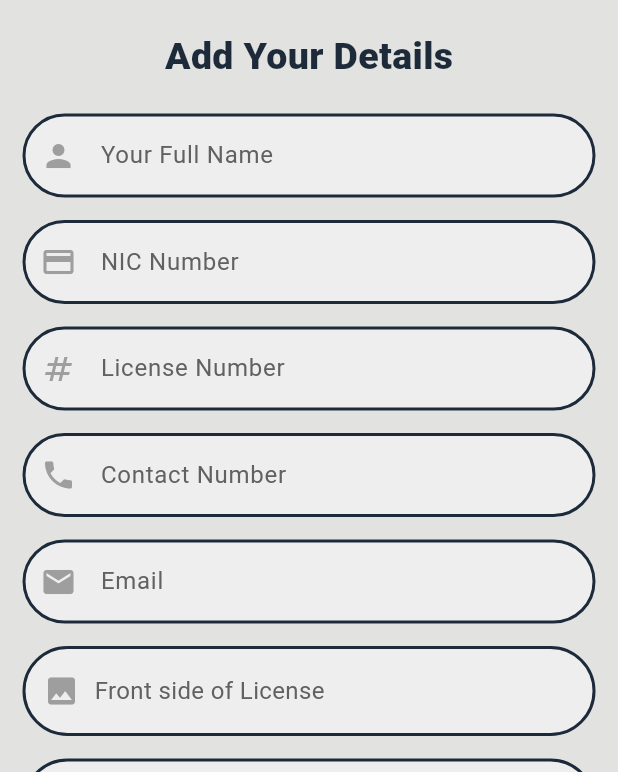
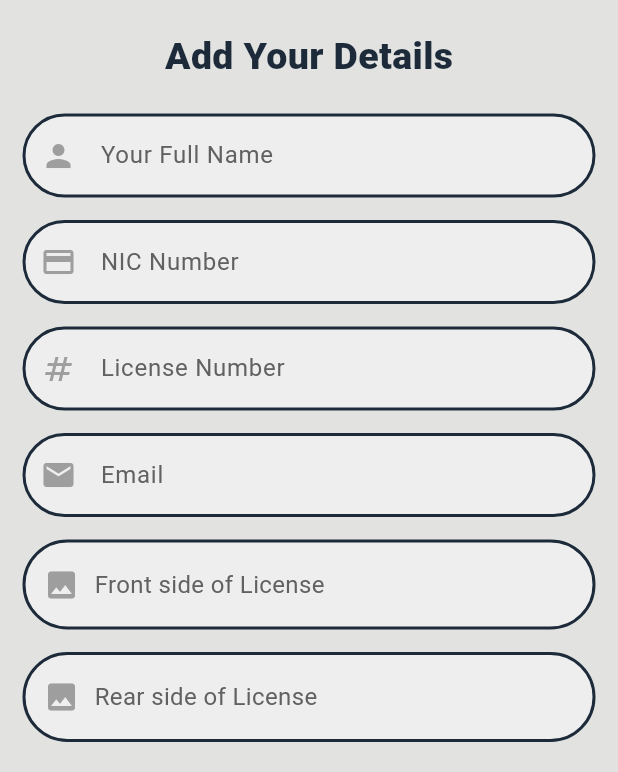
Before and after one commit to bawantha2001/tuk_tuk_driver, a Flutter app: the RegisterScreen screen opened directly with empty values, on a phone screen of 412 x 824 dp, the part 464-1236 px from its top. Run offline on Flutter 3.47's test engine with Material 3 defaults, Android fonts, the light colour scheme and no system bars; our stand-ins replace assets_audio_player, email_validator, firebase_auth, firebase_core, firebase_database, firebase_messaging and 10 more; missing offline and left inert: dart:ffi, flutter_geofire, flutter_polyline_points; accounts and stored records are empty; network calls fail.

Commit message:
fixed bugs and finish level 80%

```diff
--- a/lib/main.dart
+++ b/lib/main.dart
@@ -4,6 +4,7 @@ import 'package:get/get_navigation/src/root/get_material_app.dart';
 import 'package:provider/provider.dart';
 import 'package:tuk_tuk_project_driver/infoHandler/App_info.dart';
 import 'package:tuk_tuk_project_driver/screens/login_screen.dart';
+import 'package:tuk_tuk_project_driver/screens/wrapper.dart';
 
 Future<void> main() async{
   WidgetsFlutterBinding.ensureInitialized();
@@ -36,7 +37,7 @@ class MyApp extends StatelessWidget {
           colorScheme: ColorScheme.fromSeed(seedColor: Colors.deepPurple),
           useMaterial3: true,
         ),
-        home: LoginScreen(),
+        home: Wrapper(),
       ),
     );
   }
--- a/lib/models/driver_data.dart
+++ b/lib/models/driver_data.dart
@@ -9,6 +9,7 @@ class DriverData{
   String? car_model;
   String? car_number;
   String? car_type;
+  String? carImage;
 
 
   DriverData({
@@ -20,7 +21,8 @@ class DriverData{
     this.email,
     this.car_model,
     this.car_number,
-    this. car_type
+    this. car_type,
+    this.carImage
 
   });
 }
--- a/lib/pushNotification/push_notification_system.dart
+++ b/lib/pushNotification/push_notification_system.dart
@@ -43,6 +43,7 @@ class PushNotifcationSystem{
 
       if(event.snapshot.value=="waiting"||event.snapshot.value==firebaseAuth.currentUser!.uid){
 
+        Fluttertoast.showToast(msg: "msg");
         FirebaseDatabase.instance.ref().child("All Ride Request").child(userRideRequestId).once().then((snapData)
         {
           if(snapData.snapshot.value!=null)
@@ -84,9 +85,9 @@ class PushNotifcationSystem{
           }
         });
       }
-      else{
+      else if(event.snapshot.value!="waiting"||event.snapshot.value!=firebaseAuth.currentUser!.uid){
         Fluttertoast.showToast(msg:"This Ride Request has been cancelled.");
-        //Navigator.pop(context);
+        Navigator.pop(context);
       }
     });
   }
--- a/lib/screens/register_screen.dart
+++ b/lib/screens/register_screen.dart
@@ -307,6 +307,7 @@ class _RegisterScreenState extends State<RegisterScreen> {
                                   ),
                                   prefixIcon: Icon(Icons.numbers_sharp, color: Colors.grey),
                                 ),
+
                                 autovalidateMode: AutovalidateMode.onUserInteraction,
                                 validator: (text) {
                                   if (text == null || text.isEmpty) {
@@ -324,56 +325,7 @@ class _RegisterScreenState extends State<RegisterScreen> {
                                   licenseTextEdittingcont .text = text;
                                 }),
                               ),
-                              SizedBox(height: 15),
-                              TextFormField(
-                                inputFormatters: [
-                                  LengthLimitingTextInputFormatter(50)
-                                ],
-                                decoration: InputDecoration(
-                                  hintText: 'Contact Number',
-                                  hintStyle: TextStyle(color: Colors.grey[700]),
-                                  filled: true,
-                                  fillColor: Colors.grey.shade200,
-                                  enabledBorder: OutlineInputBorder(
-                                    borderRadius: BorderRadius.circular(40),
-                                    borderSide: BorderSide(
-                                      color: Color.fromRGBO(28, 42, 58, 1),
-                                      width: 2.0,
-                                    ),
-                                  ),
-                                  focusedBorder: OutlineInputBorder(
-                                    borderRadius: BorderRadius.circular(40),
-                                    borderSide: BorderSide(
-                                      color: Color.fromRGBO(28, 42, 58, 1),
-                                      width: 2.0,
-                                    ),
-                                  ),
-                                  border: OutlineInputBorder(
-                                    borderRadius: BorderRadius.circular(40),
-                                    borderSide: BorderSide(
-                                      width: 0,
-                                      style: BorderStyle.solid,
-                                    ),
-                                  ),
-                                  prefixIcon: Icon(Icons.phone, color: Colors.grey),
-                                ),
-                                autovalidateMode: AutovalidateMode.onUserInteraction,
-                                validator: (text) {
-                                  if (text == null || text.isEmpty) {
-                                    return 'Contact can\'t be empty';
-                                  }
-                                  if (text.length < 2) {
-                                    return 'Please enter a valid Contact Number';
-                                  }
-                                  if (text.length > 10) {
-                                    return 'Contact can\'t be more than 10';
-                                  }
-                                  return null;
-                                },
-                                onChanged: (text) => setState(() {
-                                  nameTextEdittingcont.text = text;
-                                }),
-                              ),
+
                               SizedBox(height: 15),
                               TextFormField(
                                 inputFormatters: [
--- a/lib/screens/wrapper.dart
+++ b/lib/screens/wrapper.dart
@@ -17,11 +17,9 @@ class _WrapperState extends State<Wrapper> {
   void initState() {
       AssistanntMethods.isLogedIn().then((onValue){
         if(onValue){
-          print("hi1");
           Navigator.pushReplacement(context, MaterialPageRoute(builder: (context) => Main_screen()));
         }
         else{
-          print("hi2");
           Navigator.pushReplacement(context, MaterialPageRoute(builder: (context) => LoginScreen()));
         }
       });
--- a/lib/widgets/fare_amount_collection_dialog.dart
+++ b/lib/widgets/fare_amount_collection_dialog.dart
@@ -1,5 +1,6 @@
 import 'package:flutter/material.dart';
 import 'package:tuk_tuk_project_driver/screens/login_screen.dart';
+import 'package:tuk_tuk_project_driver/screens/wrapper.dart';
 
 class FareAmountCollectionDialog extends StatefulWidget {
   double? totalFareAmount;
@@ -58,7 +59,7 @@ class _FareAmountCollectionDialogState extends State<FareAmountCollectionDialog>
                   ),
                   onPressed: (){
                     Future.delayed(Duration(milliseconds: 2000),(){
-                      Navigator.push(context,MaterialPageRoute(builder: (c)=>LoginScreen()));
+                      Navigator.push(context,MaterialPageRoute(builder: (c)=>Wrapper()));
                     });
                   },
                   child: Row(
--- a/lib/widgets/progress_dialog.dart
+++ b/lib/widgets/progress_dialog.dart
@@ -10,9 +10,7 @@ class ProgressDialog extends StatefulWidget {
 class _ProgressDialogState extends State<ProgressDialog> {
   @override
   Widget build(BuildContext context) {
-    return WillPopScope(
-      onWillPop: ()async => false,
-      child: Column(
+    return Column(
       mainAxisAlignment: MainAxisAlignment.center,
       children: [
         Container(
@@ -33,7 +31,6 @@ class _ProgressDialogState extends State<ProgressDialog> {
           ),
         ),
       ],
-      ),
     );
   }
 }
```
Also changed, not shown: lib/pushNotification/notification_dialog_box.dart (+5 -8 lines), lib/screens/car_info_screen.dart (+9 -0 lines), lib/screens/new_trip_screen.dart (+31 -31 lines), lib/tabages/home_tab.dart (+11 -7 lines), assets/car_marker.png (added). Lines whose indentation alone changed are shown as unchanged.
